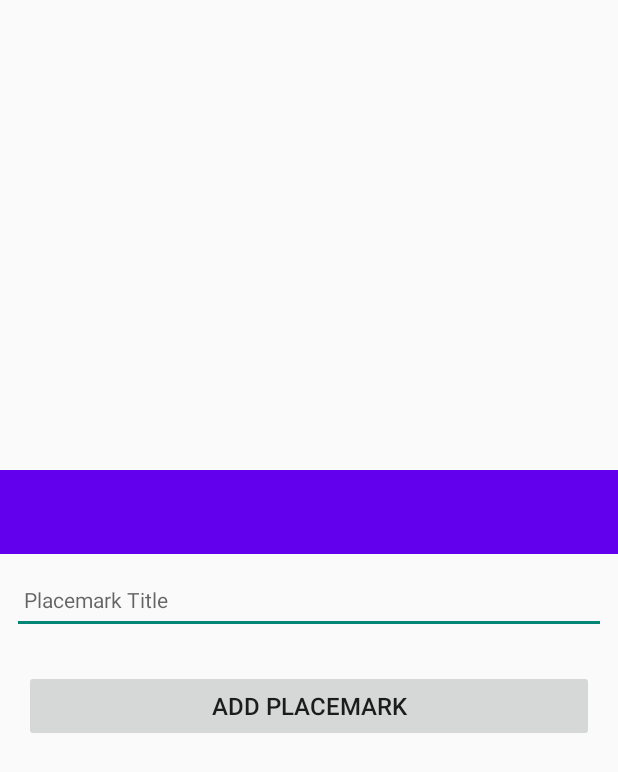
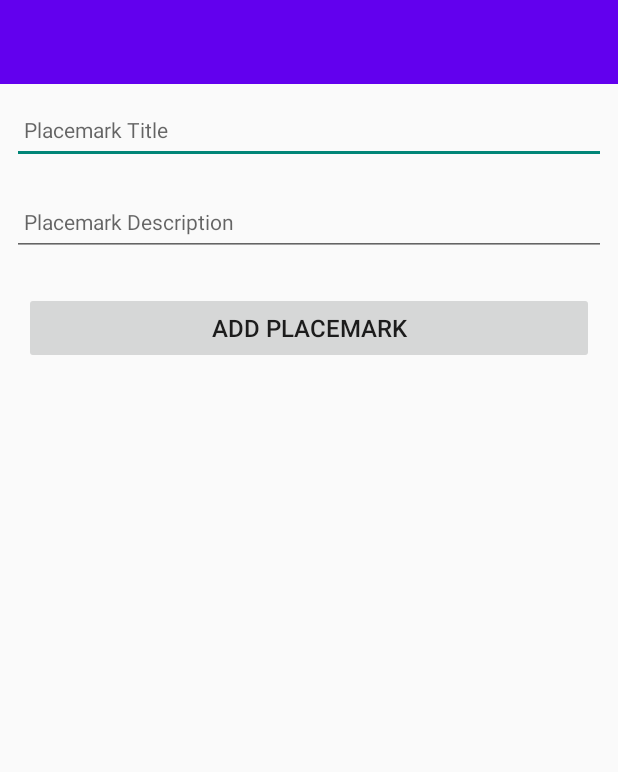
Before and after one commit to EvanCasey13/Placemark, an Android app: the screen it shows after launch (MainActivity), after a tap on "ADD PLACEMARK", on a phone screen of 412 x 824 dp. Shown: the top 772 px of the screen. Run offline under Robolectric (Android 15) with nearby library versions, the phone set to English and light mode, and no system bars.

Commit message:
Placemark Android App V1.0

```diff
--- a/app/src/main/java/org/wit/placemark/activities/PlacemarkActivity.kt
+++ b/app/src/main/java/org/wit/placemark/activities/PlacemarkActivity.kt
@@ -1,7 +1,7 @@
 package org.wit.placemark.activities
 
+import android.os.Bundle
 import androidx.appcompat.app.AppCompatActivity
-import android.os.Bundle
 import kotlinx.android.synthetic.main.activity_placemark.*
 import org.jetbrains.anko.AnkoLogger
 import org.jetbrains.anko.info
@@ -11,19 +11,27 @@ import org.wit.placemark.models.PlacemarkModel
 
 class MainActivity : AppCompatActivity(), AnkoLogger {
 
-    var placemark = PlacemarkModel()
+    var placemark = ArrayList<PlacemarkModel>()
+
+    val aPlacemark = PlacemarkModel()
 
     override fun onCreate(savedInstanceState: Bundle?) {
         super.onCreate(savedInstanceState)
         setContentView(R.layout.activity_placemark)
 
         btnAdd.setOnClickListener() {
-            placemark.title = placemarkTitle.text.toString()
-            if (placemark.title.isNotEmpty()) {
+
+          aPlacemark.title = placemarkTitle.text.toString()
+
+            aPlacemark.description = placemarkDescription.text.toString()
+
+            if (aPlacemark.title.isNotEmpty() && aPlacemark.description.isNotEmpty()) {
+                placemark.add(aPlacemark.copy())
+
                 info("add Button Pressed: $placemark")
             }
             else {
-                toast ("Please Enter a title")
+                toast ("Please Enter a title & description")
             }
         }
     }
--- a/app/src/main/java/org/wit/placemark/models/PlacemarkModel.kt
+++ b/app/src/main/java/org/wit/placemark/models/PlacemarkModel.kt
@@ -1,3 +1,3 @@
 package org.wit.placemark.models
 
-data class PlacemarkModel(var title: String = "")
+data class PlacemarkModel(var title: String = "", var description: String = "")
--- a/app/src/main/res/layout/activity_placemark.xml
+++ b/app/src/main/res/layout/activity_placemark.xml
@@ -24,13 +24,12 @@
                 android:id="@+id/toolbarAdd"
                 android:layout_width="match_parent"
                 android:layout_height="wrap_content" />
-
         </com.google.android.material.appbar.AppBarLayout>
 
         <ScrollView
             android:layout_width="match_parent"
-         android:layout_height="wrap_content"
-         android:layout_below="@+id/appBarLayout"
+            android:layout_height="match_parent"
+            android:layout_below="@id/appBarLayout"
             android:fillViewport="true">
 
             <LinearLayout
@@ -45,6 +44,19 @@
                     android:layout_margin="8dp"
                     android:autofillHints=""
                     android:hint="@string/hint_placemarkTitle"
+                    android:inputType="text"
+                    android:maxLength="25"
+                    android:maxLines="1"
+                    android:padding="8dp"
+                    android:textSize="14sp" />
+
+                <EditText
+                    android:id="@+id/placemarkDescription"
+                    android:layout_width="match_parent"
+                    android:layout_height="45dp"
+                    android:layout_margin="8dp"
+                    android:autofillHints=""
+                    android:hint="@string/hint_placemarkDescription"
                     android:inputType="text"
                     android:maxLength="25"
                     android:maxLines="1"
--- a/app/src/main/res/values/strings.xml
+++ b/app/src/main/res/values/strings.xml
@@ -2,4 +2,5 @@
     <string name="app_name">Placemark</string>
     <string name="button_addPlacemark">Add Placemark</string>
     <string name="hint_placemarkTitle">Placemark Title</string>
+    <string name="hint_placemarkDescription">Placemark Description</string>
 </resources>
```
Lines whose indentation alone changed are shown as unchanged.
